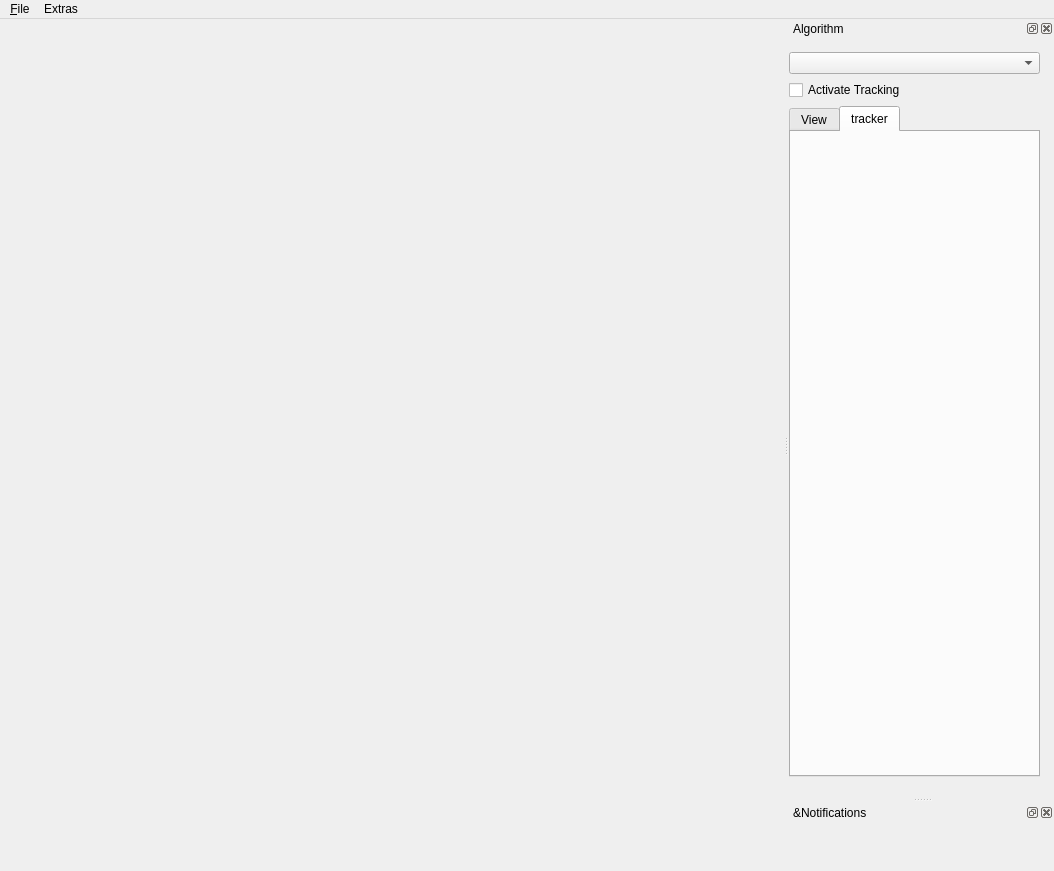
Above: BioTracker/CoreApp/BioTracker/View/MainWindow.ui from BioroboticsLab/biotracker_core before the change. Below: the same form after it.
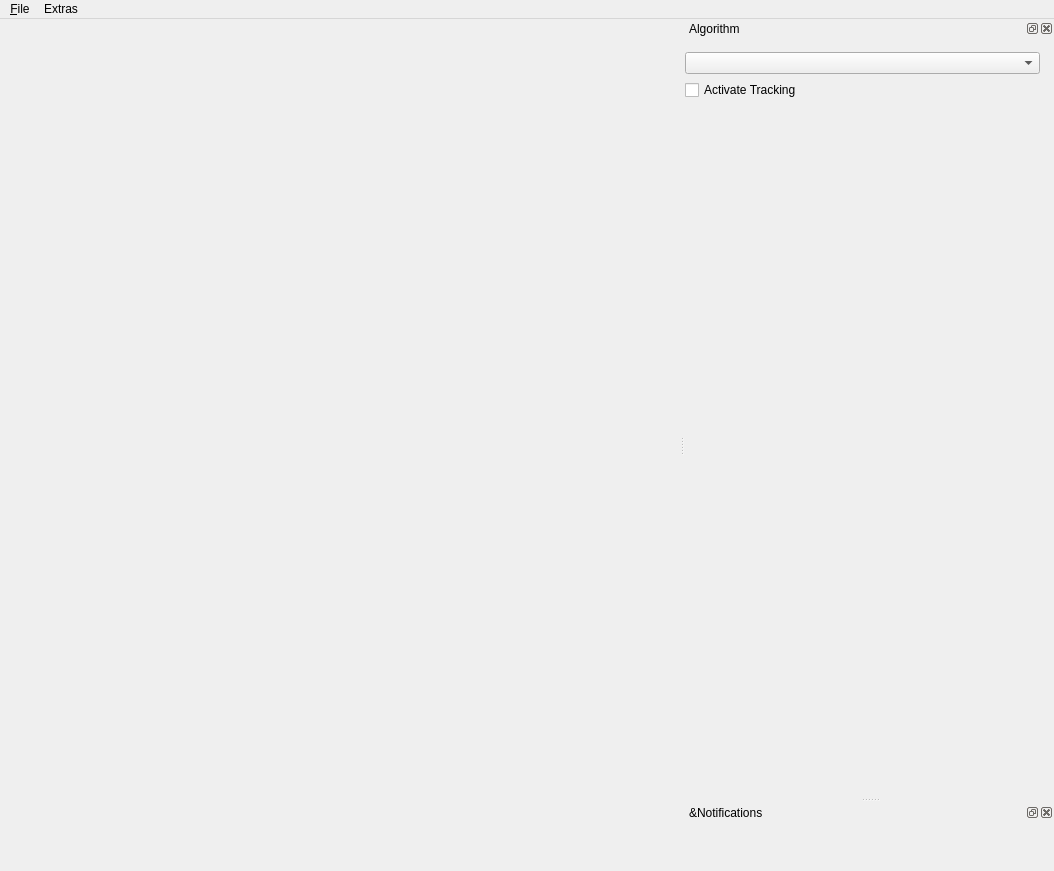
That is the form after the change.

Patch:
```diff
--- a/BioTracker/CoreApp/BioTracker/View/MainWindow.ui
+++ b/BioTracker/CoreApp/BioTracker/View/MainWindow.ui
@@ -192,7 +192,7 @@
    </property>
    <property name="minimumSize">
     <size>
-     <width>265</width>
+     <width>369</width>
      <height>218</height>
     </size>
    </property>
@@ -251,14 +251,14 @@
          <height>50</height>
         </size>
        </property>
-       <layout class="QGridLayout" name="gridLayout">
+       <layout class="QVBoxLayout" name="verticalLayout_5">
         <property name="leftMargin">
          <number>0</number>
         </property>
-        <item row="0" column="0">
+        <item>
          <widget class="QComboBox" name="comboBox_TrackerSelect"/>
         </item>
-        <item row="1" column="0">
+        <item>
          <widget class="QCheckBox" name="checkBox_TrackingActivated">
           <property name="enabled">
            <bool>true</bool>
@@ -268,40 +268,20 @@
           </property>
          </widget>
         </item>
-        <item row="3" column="0">
-         <widget class="QWidget" name="widget" native="true">
-          <layout class="QVBoxLayout" name="verticalLayout_4">
-           <property name="leftMargin">
-            <number>0</number>
-           </property>
-           <property name="topMargin">
-            <number>0</number>
-           </property>
-           <property name="rightMargin">
-            <number>0</number>
-           </property>
-           <property name="bottomMargin">
-            <number>0</number>
-           </property>
-          </layout>
-         </widget>
-        </item>
-        <item row="2" column="0">
-         <widget class="QTabWidget" name="scrollArea">
-          <property name="currentIndex">
-           <number>1</number>
-          </property>
-          <widget class="QWidget" name="viewTab">
-           <attribute name="title">
-            <string>View</string>
-           </attribute>
-          </widget>
-          <widget class="QWidget" name="trackerTab">
-           <attribute name="title">
-            <string>tracker</string>
-           </attribute>
-          </widget>
-         </widget>
+        <item>
+         <layout class="QHBoxLayout" name="horizontalLayout">
+          <item>
+           <widget class="QWidget" name="widgetParameterArea" native="true">
+            <property name="sizePolicy">
+             <sizepolicy hsizetype="Expanding" vsizetype="Preferred">
+              <horstretch>0</horstretch>
+              <verstretch>0</verstretch>
+             </sizepolicy>
+            </property>
+            <layout class="QHBoxLayout" name="horizontalLayout_2"/>
+           </widget>
+          </item>
+         </layout>
         </item>
        </layout>
       </widget>
```
